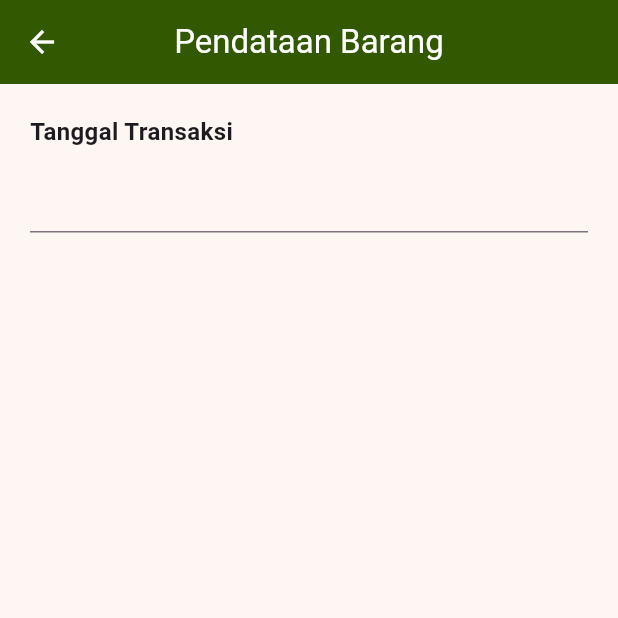
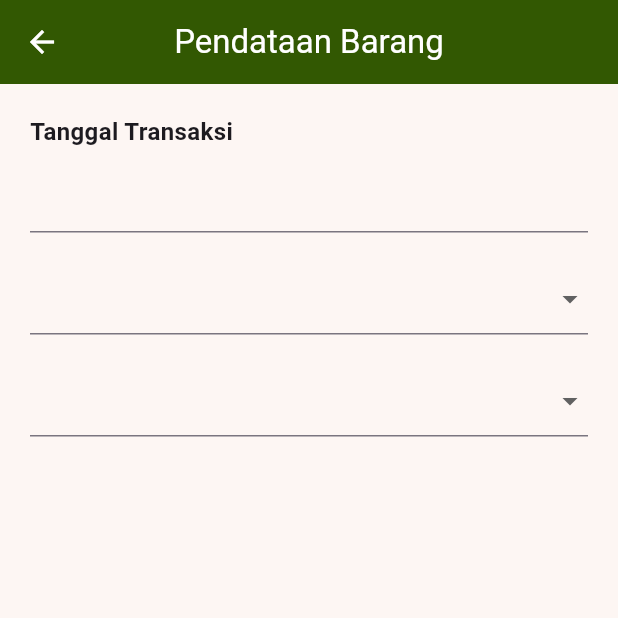
Before and after one commit to NilaAyu1611/20220140138_UCP1Flutter, a Flutter app: the DatabarangPage screen opened directly, on a phone screen of 412 x 824 dp, the top half of it. Run offline on Flutter 3.47's test engine with Material 3 defaults, Android fonts, the phone set to English and light mode, and no system bars; statements that could not run were skipped.

Commit message:
dropdown jenis trx dan barang

```diff
--- a/lib/presentation/databarang_page.dart
+++ b/lib/presentation/databarang_page.dart
@@ -13,6 +13,11 @@ class _DatabarangPageState extends State<DatabarangPage> {
 
   DateTime? _selectedDate;
   String? _selectedJenisTransaksi;
+  String? _selectedJenisBarang;
+
+  final List<String> _jenisTransaksiOptions = ['Barang Masuk', 'Barang Keluar'];
+  final List<String> _jenisBarangOptions = ['Carrier', 'Sleeping Bag', 'Tenda', 'Sepatu'];
+
 
   Future<void> _pickDate() async {
     final DateTime? picked = await showDatePicker(
@@ -76,6 +81,42 @@ class _DatabarangPageState extends State<DatabarangPage> {
                 ),
               ),
               const SizedBox(height: 20),
+
+              // dropdown jenis barang dan jenis trx
+              DropdownButtonFormField<String>(
+                decoration: _inputDecoration(labelText: 'Jenis Transaksi'),
+                value: _selectedJenisTransaksi,
+                items: _jenisTransaksiOptions.map((e) {
+                  return DropdownMenuItem<String>(
+                    value: e,
+                    child: Text(e),
+                  );
+                }).toList(),
+                onChanged: (val) => setState(() {
+                  _selectedJenisTransaksi = val;
+                }),
+                validator: (val) => val == null ? 'Pilih jenis transaksi' : null,
+              ),
+              const SizedBox(height: 20),
+
+              DropdownButtonFormField<String>(
+                decoration: _inputDecoration(labelText: 'Jenis Barang'),
+                value: _selectedJenisBarang,
+                items: _jenisBarangOptions.map((e) {
+                  return DropdownMenuItem<String>(
+                    value: e,
+                    child: Text(e),
+                  );
+                }).toList(),
+                onChanged: (val) => setState(() {
+                  _selectedJenisBarang = val;
+                }),
+                validator: (val) => val == null ? 'Pilih jenis barang' : null,
+              ),
+              const SizedBox(height: 20),
+
+
+
             ],
           ),
         ),
```
